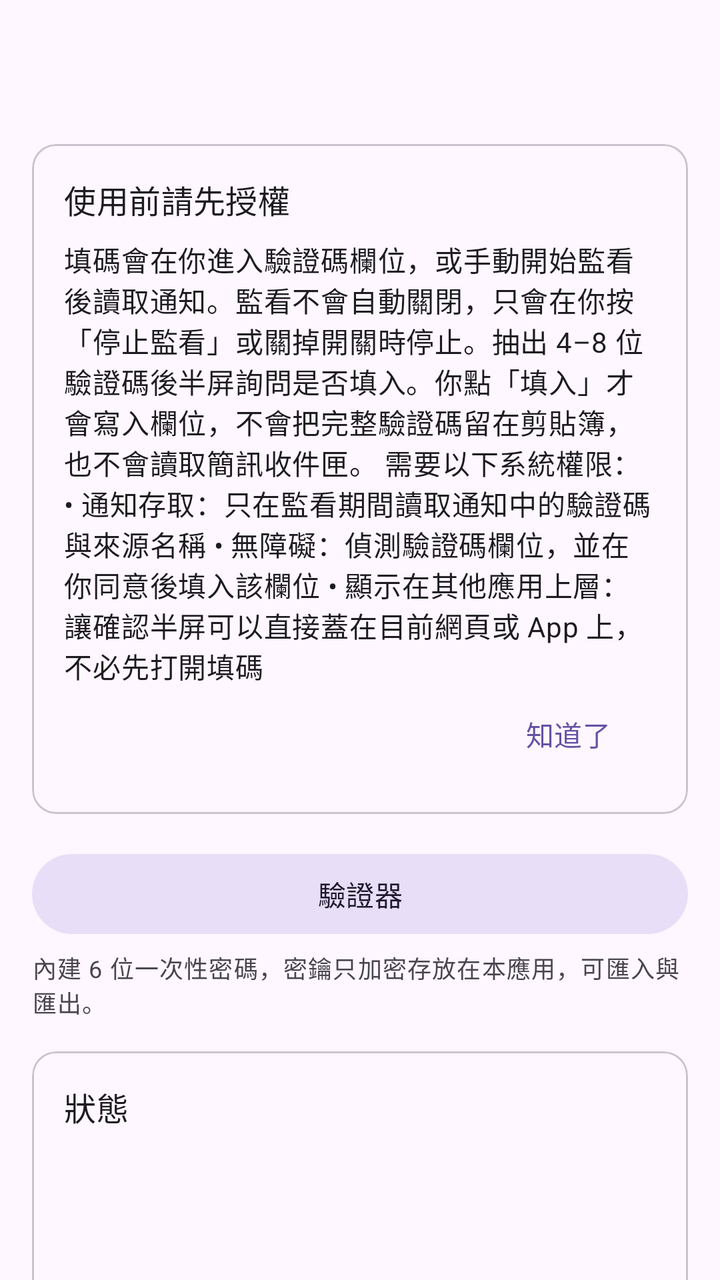
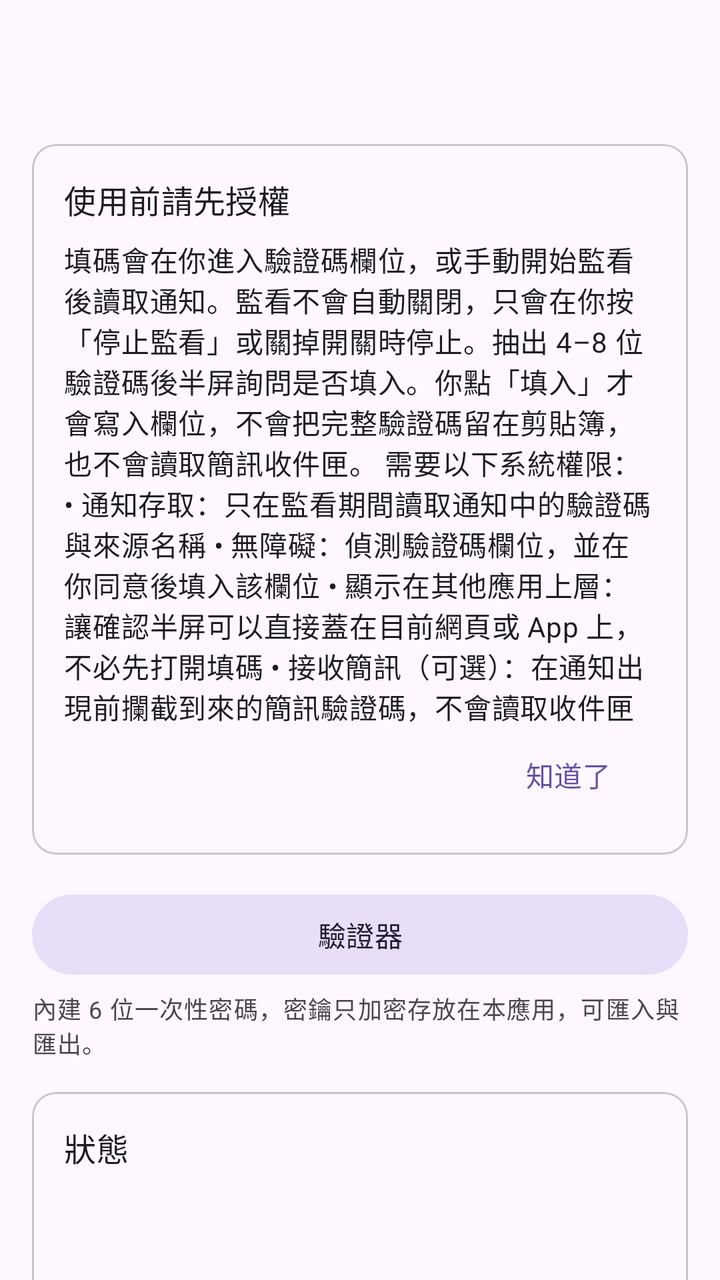

Compare the two renders of this Android layout. The source of the first and the diff that turns it into the second are given below.
<!-- AndroidManifest.xml: application theme Theme.AutoFill -->
<!-- res/layout/activity_main.xml -->
<?xml version="1.0" encoding="utf-8"?>
<LinearLayout xmlns:android="http://schemas.android.com/apk/res/android"
    xmlns:app="http://schemas.android.com/apk/res-auto"
    android:id="@+id/root"
    android:layout_width="match_parent"
    android:layout_height="match_parent"
    android:orientation="vertical">

    <com.google.android.material.appbar.MaterialToolbar
        android:id="@+id/toolbar"
        android:layout_width="match_parent"
        android:layout_height="wrap_content"
        android:title="@string/app_name"
        app:titleCentered="false" />

    <androidx.core.widget.NestedScrollView
        android:layout_width="match_parent"
        android:layout_height="match_parent"
        android:clipToPadding="false"
        android:paddingHorizontal="16dp"
        android:paddingBottom="24dp">

        <LinearLayout
            android:layout_width="match_parent"
            android:layout_height="wrap_content"
            android:orientation="vertical">

            <com.google.android.material.card.MaterialCardView
                android:id="@+id/card_first_run"
                android:layout_width="match_parent"
                android:layout_height="wrap_content"
                android:layout_marginTop="8dp"
                app:cardElevation="0dp"
                app:strokeWidth="1dp">

                <LinearLayout
                    android:layout_width="match_parent"
                    android:layout_height="wrap_content"
                    android:orientation="vertical"
                    android:padding="16dp">

                    <TextView
                        android:layout_width="match_parent"
                        android:layout_height="wrap_content"
                        android:text="@string/first_run_title"
                        android:textAppearance="?attr/textAppearanceTitleMedium" />

                    <TextView
                        android:layout_width="match_parent"
                        android:layout_height="wrap_content"
                        android:layout_marginTop="8dp"
                        android:text="@string/first_run_body"
                        android:textAppearance="?attr/textAppearanceBodyMedium" />

                    <com.google.android.material.button.MaterialButton
                        android:id="@+id/btn_first_run_got_it"
                        style="@style/Widget.Material3.Button.TextButton"
                        android:layout_width="wrap_content"
                        android:layout_height="wrap_content"
                        android:layout_gravity="end"
                        android:text="@string/first_run_got_it" />
                </LinearLayout>
            </com.google.android.material.card.MaterialCardView>

            <com.google.android.material.button.MaterialButton
                android:id="@+id/btn_totp"
                style="@style/Widget.Material3.Button.TonalButton"
                android:layout_width="match_parent"
                android:layout_height="wrap_content"
                android:layout_marginTop="16dp"
                android:text="@string/btn_totp" />

            <TextView
                android:layout_width="match_parent"
                android:layout_height="wrap_content"
                android:layout_marginTop="4dp"
                android:text="@string/btn_totp_hint"
                android:textAppearance="?attr/textAppearanceBodySmall" />

            <com.google.android.material.card.MaterialCardView
                android:layout_width="match_parent"
                android:layout_height="wrap_content"
                android:layout_marginTop="16dp"
                app:cardElevation="0dp"
                app:strokeWidth="1dp">

                <LinearLayout
                    android:layout_width="match_parent"
                    android:layout_height="wrap_content"
                    android:orientation="vertical"
                    android:padding="16dp">

                    <TextView
                        android:layout_width="match_parent"
                        android:layout_height="wrap_content"
                        android:text="@string/status_card_title"
                        android:textAppearance="?attr/textAppearanceTitleMedium" />

                    <TextView
                        android:id="@+id/status_listener"
                        android:layout_width="match_parent"
                        android:layout_height="wrap_content"
                        android:layout_marginTop="12dp"
                        android:textAppearance="?attr/textAppearanceBodyLarge" />

                    <TextView
                        android:id="@+id/status_accessibility"
                        android:layout_width="match_parent"
                        android:layout_height="wrap_content"
                        android:layout_marginTop="6dp"
                        android:textAppearance="?attr/textAppearanceBodyLarge" />

                    <TextView
                        android:id="@+id/status_overlay"
                        android:layout_width="match_parent"
                        android:layout_height="wrap_content"
                        android:layout_marginTop="6dp"
                        android:textAppearance="?attr/textAppearanceBodyLarge" />

                    <TextView
                        android:id="@+id/status_watch"
                        android:layout_width="match_parent"
                        android:layout_height="wrap_content"
                        android:layout_marginTop="6dp"
                        android:textAppearance="?attr/textAppearanceBodyLarge" />

                    <TextView
                        android:id="@+id/status_prompt_hint"
                        android:layout_width="match_parent"
                        android:layout_height="wrap_content"
                        android:layout_marginTop="8dp"
                        android:text="@string/status_prompt_blocked"
                        android:textAppearance="?attr/textAppearanceBodySmall"
                        android:visibility="gone" />
                </LinearLayout>
            </com.google.android.material.card.MaterialCardView>

            <com.google.android.material.materialswitch.MaterialSwitch
                android:id="@+id/switch_master"
                android:layout_width="match_parent"
                android:layout_height="wrap_content"
                android:layout_marginTop="16dp"
                android:minHeight="56dp"
                android:paddingHorizontal="8dp"
                android:text="@string/switch_enable"
                android:textAppearance="?attr/textAppearanceTitleMedium" />

            <com.google.android.material.button.MaterialButton
                android:id="@+id/btn_listener"
                style="@style/Widget.Material3.Button.TonalButton"
                android:layout_width="match_parent"
                android:layout_height="wrap_content"
                android:layout_marginTop="8dp"
                android:text="@string/btn_grant_listener" />

            <TextView
                android:layout_width="match_parent"
                android:layout_height="wrap_content"
                android:layout_marginTop="4dp"
                android:text="@string/rationale_listener"
                android:textAppearance="?attr/textAppearanceBodySmall" />

            <com.google.android.material.button.MaterialButton
                android:id="@+id/btn_accessibility"
                style="@style/Widget.Material3.Button.TonalButton"
                android:layout_width="match_parent"
                android:layout_height="wrap_content"
                android:layout_marginTop="12dp"
                android:text="@string/btn_grant_accessibility" />

            <TextView
                android:layout_width="match_parent"
                android:layout_height="wrap_content"
                android:layout_marginTop="4dp"
                android:text="@string/rationale_accessibility"
                android:textAppearance="?attr/textAppearanceBodySmall" />

            <com.google.android.material.button.MaterialButton
                android:id="@+id/btn_overlay"
                style="@style/Widget.Material3.Button.TonalButton"
                android:layout_width="match_parent"
                android:layout_height="wrap_content"
                android:layout_marginTop="12dp"
                android:text="@string/btn_grant_overlay" />

            <TextView
                android:layout_width="match_parent"
                android:layout_height="wrap_content"
                android:layout_marginTop="4dp"
                android:text="@string/rationale_overlay"
                android:textAppearance="?attr/textAppearanceBodySmall" />

            <com.google.android.material.button.MaterialButton
                android:id="@+id/btn_arm"
                android:layout_width="match_parent"
                android:layout_height="wrap_content"
                android:layout_marginTop="16dp"
                android:text="@string/btn_arm_now" />

            <TextView
                android:layout_width="match_parent"
                android:layout_height="wrap_content"
                android:layout_marginTop="16dp"
                android:text="@string/explanation"
                android:textAppearance="?attr/textAppearanceBodyMedium" />

            <TextView
                android:layout_width="match_parent"
                android:layout_height="wrap_content"
                android:layout_marginTop="12dp"
                android:text="@string/privacy_note"
                android:textAppearance="?attr/textAppearanceBodySmall" />
        </LinearLayout>
    </androidx.core.widget.NestedScrollView>
</LinearLayout>
<!-- resources referenced by this layout -->
<resources>
  <string name="app_name">填碼</string>
  <string name="btn_arm_now">開始監看</string>
  <string name="btn_grant_accessibility">開啟無障礙</string>
  <string name="btn_grant_listener">開啟通知存取</string>
  <string name="btn_grant_overlay">允許顯示在其他應用上層</string>
  <string name="btn_totp">驗證器</string>
  <string name="btn_totp_hint">內建 6 位一次性密碼，密鑰只加密存放在本應用，可匯入與匯出。</string>
  <string name="explanation">進入網頁或 App 的驗證碼欄位，或在主畫面按「開始監看」，就會開始監看通知。監看不會因為離開頁面、切換 App 或等候而自動關閉，只會在你按「停止監看」或關掉上方開關時停止。驗證碼來了只會半屏詢問，不會偷偷填入。</string>
  <string name="first_run_body">填碼會在你進入驗證碼欄位，或手動開始監看後讀取通知。監看不會自動關閉，只會在你按「停止監看」或關掉開關時停止。抽出 4–8 位驗證碼後半屏詢問是否填入。你點「填入」才會寫入欄位，不會把完整驗證碼留在剪貼簿，也不會讀取簡訊收件匣。
  
  需要以下系統權限：
  • 通知存取：只在監看期間讀取通知中的驗證碼與來源名稱
  • 無障礙：偵測驗證碼欄位，並在你同意後填入該欄位
  • 顯示在其他應用上層：讓確認半屏可以直接蓋在目前網頁或 App 上，不必先打開填碼</string>
  <string name="first_run_got_it">知道了</string>
  <string name="first_run_title">使用前請先授權</string>
  <string name="privacy_note">本應用不連網、不收集分析資料。一鍵關閉上方開關即可停止監看。</string>
  <string name="rationale_accessibility">無障礙僅用於偵測驗證碼欄位、顯示確認畫面，以及在你按下「填入」後把驗證碼寫入該欄位。</string>
  <string name="rationale_listener">通知存取用於在監看期間從通知抽出驗證碼。不會讀取簡訊收件匣，也不會把完整簡訊或郵件本文顯示在確認畫面。</string>
  <string name="rationale_overlay">用於把確認半屏直接蓋在目前網頁或 App 上，不必先打開填碼。需在系統設定中手動開啟。</string>
  <string name="status_card_title">狀態</string>
  <string name="status_prompt_blocked">若確認畫面沒有出現在網頁上，部分系統需允許「後台彈出界面」或通知權限。</string>
  <string name="switch_enable">啟用填碼</string>
  <style name="Theme.AutoFill" parent="Theme.Material3.DayNight.NoActionBar">
          <item name="android:statusBarColor">@android:color/transparent</item>
          <item name="android:navigationBarColor">@android:color/transparent</item>
          <item name="android:windowLightStatusBar">true</item>
      </style>
</resources>

<!-- the commit's change to res/layout/activity_main.xml (unified diff, before → after) -->
@@ -118,6 +118,13 @@
                         android:textAppearance="?attr/textAppearanceBodyLarge" />
 
                     <TextView
+                        android:id="@+id/status_sms"
+                        android:layout_width="match_parent"
+                        android:layout_height="wrap_content"
+                        android:layout_marginTop="6dp"
+                        android:textAppearance="?attr/textAppearanceBodyLarge" />
+
+                    <TextView
                         android:id="@+id/status_watch"
                         android:layout_width="match_parent"
                         android:layout_height="wrap_content"
@@ -191,6 +198,21 @@
                 android:textAppearance="?attr/textAppearanceBodySmall" />
 
             <com.google.android.material.button.MaterialButton
+                android:id="@+id/btn_sms"
+                style="@style/Widget.Material3.Button.TonalButton"
+                android:layout_width="match_parent"
+                android:layout_height="wrap_content"
+                android:layout_marginTop="12dp"
+                android:text="@string/btn_grant_sms" />
+
+            <TextView
+                android:layout_width="match_parent"
+                android:layout_height="wrap_content"
+                android:layout_marginTop="4dp"
+                android:text="@string/rationale_sms"
+                android:textAppearance="?attr/textAppearanceBodySmall" />
+
+            <com.google.android.material.button.MaterialButton
                 android:id="@+id/btn_arm"
                 android:layout_width="match_parent"
                 android:layout_height="wrap_content"
<!-- resource entries referenced after the edit -->
@@ -5,6 +5,7 @@
   <string name="btn_grant_accessibility">開啟無障礙</string>
   <string name="btn_grant_listener">開啟通知存取</string>
   <string name="btn_grant_overlay">允許顯示在其他應用上層</string>
+  <string name="btn_grant_sms">允許接收簡訊驗證碼</string>
   <string name="btn_totp">驗證器</string>
   <string name="btn_totp_hint">內建 6 位一次性密碼，密鑰只加密存放在本應用，可匯入與匯出。</string>
   <string name="explanation">進入網頁或 App 的驗證碼欄位，或在主畫面按「開始監看」，就會開始監看通知。監看不會因為離開頁面、切換 App 或等候而自動關閉，只會在你按「停止監看」或關掉上方開關時停止。驗證碼來了只會半屏詢問，不會偷偷填入。</string>
@@ -13,13 +14,15 @@
   需要以下系統權限：
   • 通知存取：只在監看期間讀取通知中的驗證碼與來源名稱
   • 無障礙：偵測驗證碼欄位，並在你同意後填入該欄位
-  • 顯示在其他應用上層：讓確認半屏可以直接蓋在目前網頁或 App 上，不必先打開填碼</string>
+  • 顯示在其他應用上層：讓確認半屏可以直接蓋在目前網頁或 App 上，不必先打開填碼
+  • 接收簡訊（可選）：在通知出現前攔截到來的簡訊驗證碼，不會讀取收件匣</string>
   <string name="first_run_got_it">知道了</string>
   <string name="first_run_title">使用前請先授權</string>
   <string name="privacy_note">本應用不連網、不收集分析資料。一鍵關閉上方開關即可停止監看。</string>
   <string name="rationale_accessibility">無障礙僅用於偵測驗證碼欄位、顯示確認畫面，以及在你按下「填入」後把驗證碼寫入該欄位。</string>
   <string name="rationale_listener">通知存取用於在監看期間從通知抽出驗證碼。不會讀取簡訊收件匣，也不會把完整簡訊或郵件本文顯示在確認畫面。</string>
   <string name="rationale_overlay">用於把確認半屏直接蓋在目前網頁或 App 上，不必先打開填碼。需在系統設定中手動開啟。</string>
+  <string name="rationale_sms">用於在通知出現前攔截到來的簡訊驗證碼。不會讀取簡訊收件匣。確認畫面只顯示抽出的驗證碼與簡短來源，仍須你按「填入」才會寫入。未授權時仍可從通知監看。電郵與 RCS 仍走通知。</string>
   <string name="status_card_title">狀態</string>
   <string name="status_prompt_blocked">若確認畫面沒有出現在網頁上，部分系統需允許「後台彈出界面」或通知權限。</string>
   <string name="switch_enable">啟用填碼</string>
